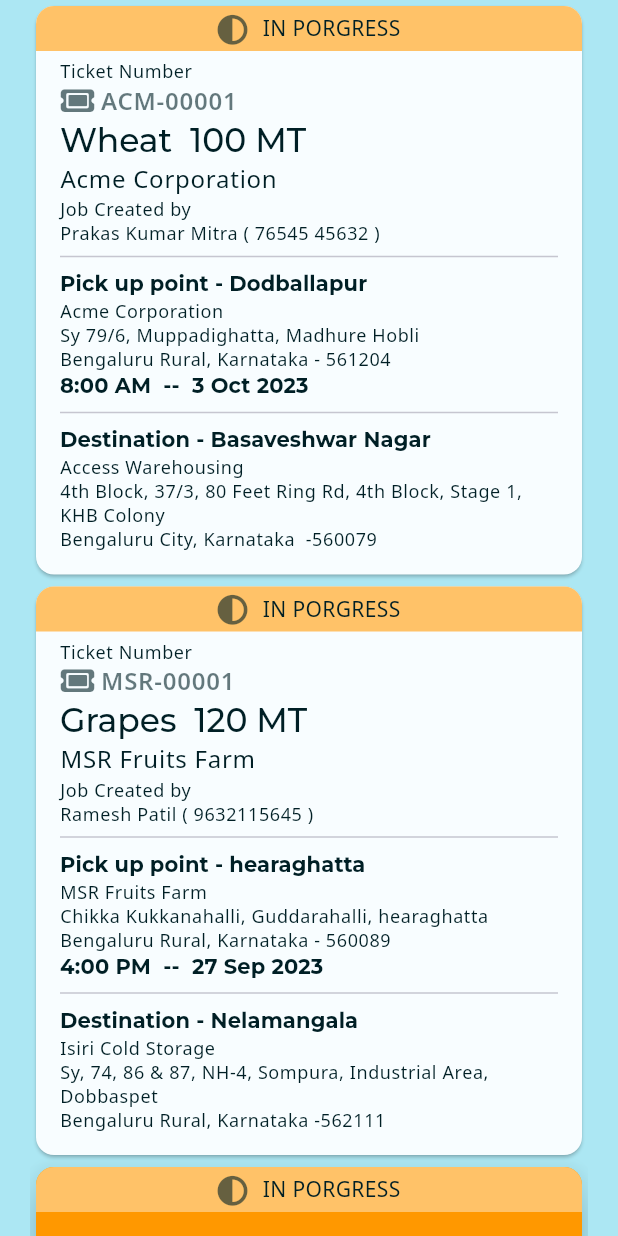
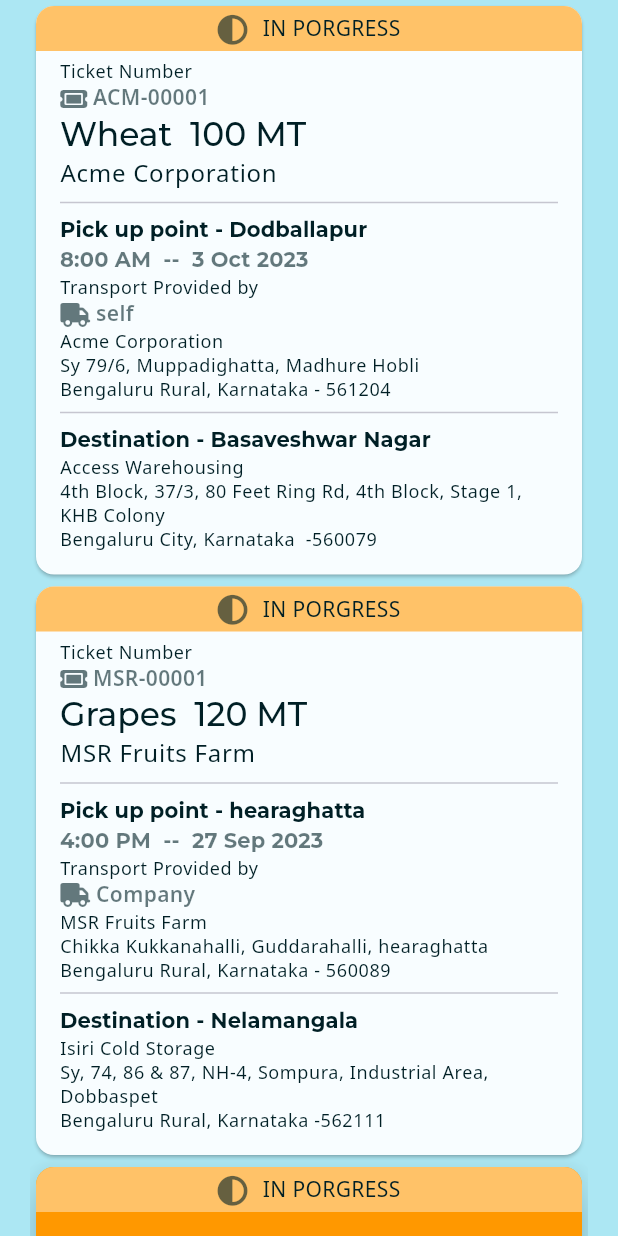
Before and after one commit to bisketashwin/connected_db, a Flutter app: the Tab2 screen opened directly, on a phone screen of 412 x 824 dp. Run offline on Flutter 3.47's test engine with Material 2 defaults, Android fonts, the phone set to English and light mode, and no system bars; our stand-ins replace dynamic_color, flutter_svg, font_awesome_flutter, get, google_fonts.

Commit message:
Layout widget visual changes
created a separate widget to show icon with able like ticket, transport, date and time etc.

```diff
--- a/lib/views/tab_2_view.dart
+++ b/lib/views/tab_2_view.dart
@@ -1,5 +1,8 @@
+// import 'dart:math';
+
 import 'package:flutter/material.dart';
 import 'package:intl/intl.dart';
+
 import 'package:material3_app/theme/custom_color.dart';
 import '../utils/controllers/commodity_ticket_controller.dart';
 import '../utils/models/commodity_ticket_model.dart';
@@ -28,20 +31,22 @@ class _Tab2State extends State<Tab2> {
         padding: const EdgeInsets.only(left: 20.0, right: 20.0),
         child: ListView(
           shrinkWrap:
-              true, //TODO: these 3 are super critical properties for nested lsit views to wrok
+              true, //NOTE: these 3 are super critical properties for nested lsit views to wrok
           children: [
             ListView.builder(
-              shrinkWrap:
-                  true, //TODO:  these 3 are super critical properties for nested lsit views to wrok
-              primary:
-                  false, //TODO:  these 3 are super critical properties for nested lsit views to wrok
+              shrinkWrap: true,
+
+              ///NOTE:  these 3 are super critical properties for nested lsit views to wrok
+              primary: false,
+
+              ///NOTE:  these 3 are super critical properties for nested lsit views to wrok
               itemCount: commodityTickets.length,
               itemBuilder: (context, index) {
                 // return Text(commodityTickets[index].companyName);
                 return commodityTicketCard(context, commodityTickets, index);
               },
             ),
-            CardWithBanner(context),
+            cardWithBanner(context),
           ],
         ),
       ),
@@ -50,18 +55,25 @@ class _Tab2State extends State<Tab2> {
 }
 
 Widget commodityTicketCard(context, commodityTickets, index) {
+  bool showDetails = false;
   var commodityTicket = commodityTickets[index];
   var pickAd = commodityTicket.pickUpAddress;
   var destAd = commodityTicket.destinationAddress;
   var color1 = Theme.of(context).colorScheme.onBackground.withOpacity(0.6);
   var defaultTextStyle = Theme.of(context).textTheme.bodySmall;
-  return Card(
+  return Center(
+    child: GestureDetector(
+      onDoubleTap: () {
+        showDetails = !showDetails;
+        debugPrint('showDetails = $showDetails');
+      },
+      child: Card(
         child: Column(
           children: [
             topBannerStatus(context, 1),
             Padding(
-          padding:
-              const EdgeInsets.only(left: 16, right: 16, bottom: 16, top: 5),
+              padding: const EdgeInsets.only(
+                  left: 16, right: 16, bottom: 16, top: 5),
               child: Column(
                 children: [
                   DefaultTextStyle(
@@ -69,30 +81,12 @@ Widget commodityTicketCard(context, commodityTickets, index) {
                     child: Column(
                       crossAxisAlignment: CrossAxisAlignment.start,
                       children: [
-                    Text(
-                      'Ticket Number',
-                      style: Theme.of(context).textTheme.bodySmall,
-                    ),
-                    RichText(
-                      text: TextSpan(
-                        children: [
-                          WidgetSpan(
-                            child: FaIcon(
-                              FontAwesomeIcons.ticket,
-                              size: 20,
+                        iconLabel(
+                          label: 'Ticket Number',
+                          context: context,
+                          mainText: commodityTicket.ticketNumber,
+                          textSize: 'bodyMedium',
                           color: color1,
-                            ),
-                          ),
-                          TextSpan(
-                            text: ' ${commodityTicket.ticketNumber}',
-                            style:
-                                Theme.of(context).textTheme.bodyLarge!.copyWith(
-                                      fontWeight: FontWeight.w600,
-                                      color: color1,
-                                    ),
-                          ),
-                        ],
-                      ),
                         ),
                         Text(
                           '${commodityTicket.commodity}  ${commodityTicket.quantity}',
@@ -100,13 +94,31 @@ Widget commodityTicketCard(context, commodityTickets, index) {
                         ),
                         Text(commodityTicket.commodityOwner.firmName,
                             style: Theme.of(context).textTheme.bodyLarge),
-                    Text(
+                        Visibility(
+                          visible: showDetails,
+                          child: Text(
                               'Job Created by \n${commodityTicket.contactPerson} ( ${commodityTicket.phoneNumber} )'),
-
-                    Divider(),
+                        ),
+                        const Divider(),
                         Text(
                           'Pick up point - ${pickAd.villageOrTaluk}',
                           style: Theme.of(context).textTheme.titleSmall,
+                        ),
+                        Text(
+                          DateFormat('h:mm a  --  d MMM yyyy')
+                              .format(commodityTicket.pickupDate),
+                          style: Theme.of(context)
+                              .textTheme
+                              .titleSmall!
+                              .copyWith(color: color1),
+                        ),
+                        iconLabel(
+                          label: 'Transport Provided by',
+                          type: 'Transport',
+                          context: context,
+                          mainText: commodityTicket.transportType,
+                          textSize: 'bodyMedium',
+                          color: color1,
                         ),
                         Text(pickAd.firmName),
                         Text(pickAd.street),
@@ -115,11 +127,7 @@ Widget commodityTicketCard(context, commodityTickets, index) {
                             '${pickAd.zilla}, ${pickAd.state} - ${pickAd.pincode}'),
                         //Text(pickAd.state),
 
-                    Text(
-                      '${DateFormat('h:mm a  --  d MMM yyyy').format(commodityTicket.pickupDate)}',
-                      style: Theme.of(context).textTheme.titleSmall,
-                    ),
-                    Divider(),
+                        const Divider(),
                         Text(
                           'Destination - ${destAd.villageOrTaluk}',
                           style: Theme.of(context).textTheme.titleSmall,
@@ -127,7 +135,8 @@ Widget commodityTicketCard(context, commodityTickets, index) {
                         Text(destAd.firmName),
                         Text(destAd.street),
                         // Text(destAd.villageOrTaluk),
-                    Text('${destAd.zilla}, ${destAd.state} -${destAd.pincode}'),
+                        Text(
+                            '${destAd.zilla}, ${destAd.state} -${destAd.pincode}'),
                       ],
                     ),
                   ),
@@ -136,12 +145,106 @@ Widget commodityTicketCard(context, commodityTickets, index) {
             ),
           ],
         ),
+      ),
+    ),
   );
 }
 
-Widget CardWithBanner(BuildContext context) {
-  var color1 = Theme.of(context).colorScheme.onBackground.withOpacity(0.6);
-  return Container(
+Widget iconLabel(
+    {String type = '',
+    String label = '',
+    required context,
+    String mainText = '',
+    required String textSize,
+    required Color color}) {
+  TextStyle style;
+  double iconSize;
+  IconData myIcon;
+  switch (type) {
+    case 'Date Time':
+      myIcon = FontAwesomeIcons.calendarDay;
+      style = Theme.of(context).textTheme.bodyLarge!.copyWith(
+            fontWeight: FontWeight.w600,
+            color: color,
+          );
+      iconSize = 20.0;
+      break;
+    case 'Transport':
+      myIcon = FontAwesomeIcons.truck;
+      style = Theme.of(context).textTheme.bodyLarge!.copyWith(
+            fontWeight: FontWeight.w600,
+            color: color,
+          );
+      iconSize = 20.0;
+      break;
+    default:
+      // by default it 'Ticket Number'
+      myIcon = FontAwesomeIcons.ticket;
+      style = Theme.of(context).textTheme.bodyLarge!.copyWith(
+            fontWeight: FontWeight.w600,
+            color: color,
+          );
+      iconSize = 20.0;
+  }
+  switch (textSize) {
+    case 'bodyMedium':
+      style = Theme.of(context).textTheme.bodyMedium!.copyWith(
+            fontWeight: FontWeight.w600,
+            color: color,
+          );
+      iconSize = 16.0;
+      break;
+    case 'Transport':
+      style = Theme.of(context).textTheme.bodyLarge!.copyWith(
+            fontWeight: FontWeight.w600,
+            color: color,
+          );
+      iconSize = 20.0;
+      break;
+    default:
+      // by default it 'bodyLarge'
+      style = Theme.of(context).textTheme.bodyLarge!.copyWith(
+            fontWeight: FontWeight.w600,
+            color: color,
+          );
+      iconSize = 20.0;
+  }
+  return Column(
+    crossAxisAlignment: CrossAxisAlignment.start,
+    children: [
+      Visibility(
+        visible: label == '' ? false : true,
+        child: Text(label),
+      ),
+      RichText(
+        text: TextSpan(
+          children: [
+            WidgetSpan(
+              child: FaIcon(
+                myIcon,
+                size: iconSize,
+                color: color,
+              ),
+            ),
+            TextSpan(
+              text: ' $mainText',
+              style: style,
+            ),
+          ],
+        ),
+      ),
+    ],
+  );
+}
+
+Widget cardWithBanner(BuildContext context) {
+  // var color1 = Theme.of(context).colorScheme.onBackground.withOpacity(0.6);
+  bool showDetails = false;
+  return GestureDetector(
+    onTap: () {
+      showDetails = !showDetails;
+      debugPrint('showDetails = $showDetails');
+    },
     child: Card(
       color: Colors.orange,
       elevation: 10,
@@ -153,9 +256,19 @@ Widget CardWithBanner(BuildContext context) {
         // mainAxisSize: MainAxisSize.min,
         children: [
           topBannerStatus(context, 1),
-          SizedBox(
-            height: 100,
-          )
+          Padding(
+            padding: const EdgeInsets.only(top: 20, bottom: 20),
+            child: Text(
+                'This would be visible all time. showDetails = $showDetails'),
+          ),
+          Visibility(
+            visible: showDetails,
+            child: Padding(
+              padding: const EdgeInsets.only(top: 20, bottom: 20),
+              child:
+                  Text('This would show only if showDetails is $showDetails'),
+            ),
+          ),
         ],
       ),
     ),
@@ -165,10 +278,10 @@ Widget CardWithBanner(BuildContext context) {
 Widget topBannerStatus(BuildContext context, int status) {
   var color1 = Theme.of(context).colorScheme.onBackground.withOpacity(0.6);
   // var color2 = Theme.of(context).extension<CustomColors>()!.sourceCustomcolor3;
-  Color colorNotStarted = Color(0xFF787878);
-  Color colorInProgress = Color(0xFFFFC268);
-  Color colorNeedAttention = Color(0xFFE24646);
-  Color colorCompleted = Color(0xFF46E27D);
+  Color colorNotStarted = const Color(0xFF787878);
+  Color colorInProgress = const Color(0xFFFFC268);
+  Color colorNeedAttention = const Color(0xFFE24646);
+  Color colorCompleted = const Color(0xFF46E27D);
 
   Color statusColor;
   IconData statusIcon;
```
Lines whose indentation alone changed are shown as unchanged.
